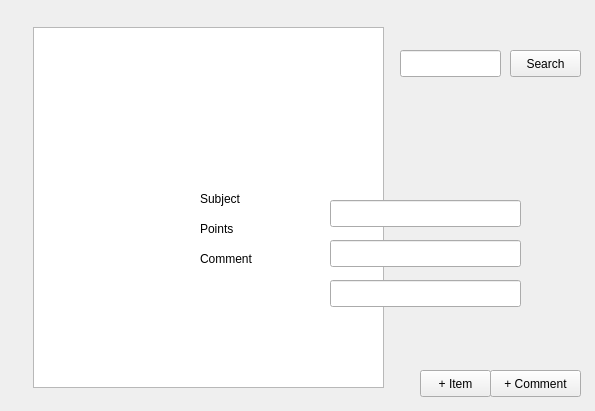
Above: GradingProject/GradingProjectGUI/widget.ui from nax47/Grading-Assistance-App before the change. Below: the same form after it.
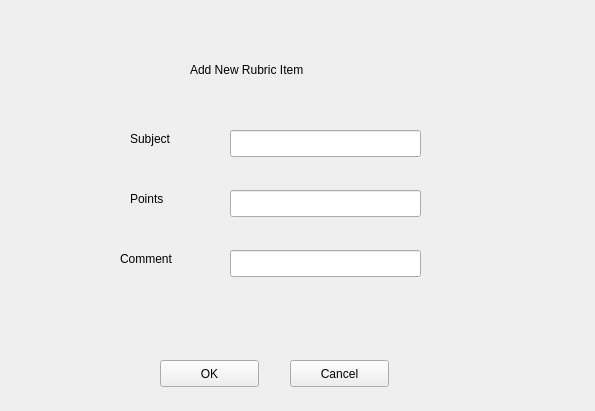
That is the form after the change.

Commit message: Added rubric items to GUI

Diff of the .ui file:
```diff
--- a/GradingProject/GradingProjectGUI/widget.ui
+++ b/GradingProject/GradingProjectGUI/widget.ui
@@ -13,12 +13,25 @@
   <property name="windowTitle">
    <string>Widget</string>
   </property>
+  <widget class="QStackedWidget" name="stackedWidget">
+   <property name="geometry">
+    <rect>
+     <x>0</x>
+     <y>0</y>
+     <width>591</width>
+     <height>411</height>
+    </rect>
+   </property>
+   <property name="currentIndex">
+    <number>1</number>
+   </property>
+   <widget class="QWidget" name="mainWindow">
   <widget class="QLineEdit" name="searchBar">
    <property name="geometry">
     <rect>
-     <x>400</x>
+       <x>370</x>
      <y>50</y>
-     <width>101</width>
+       <width>113</width>
      <height>27</height>
     </rect>
    </property>
@@ -26,9 +39,9 @@
   <widget class="QPushButton" name="searchButton">
    <property name="geometry">
     <rect>
-     <x>510</x>
+       <x>490</x>
      <y>50</y>
-     <width>71</width>
+       <width>99</width>
      <height>27</height>
     </rect>
    </property>
@@ -36,12 +49,12 @@
     <string>Search</string>
    </property>
   </widget>
-  <widget class="QPushButton" name="newItem">
+    <widget class="QPushButton" name="itemButton">
    <property name="geometry">
     <rect>
-     <x>420</x>
-     <y>370</y>
-     <width>71</width>
+       <x>370</x>
+       <y>360</y>
+       <width>99</width>
      <height>27</height>
     </rect>
    </property>
@@ -49,12 +62,12 @@
     <string>+ Item</string>
    </property>
   </widget>
-  <widget class="QPushButton" name="newComment">
+    <widget class="QPushButton" name="commentButton">
    <property name="geometry">
     <rect>
-     <x>490</x>
-     <y>370</y>
-     <width>91</width>
+       <x>480</x>
+       <y>360</y>
+       <width>99</width>
      <height>27</height>
     </rect>
    </property>
@@ -62,34 +75,36 @@
     <string>+ Comment</string>
    </property>
   </widget>
-  <widget class="QTextEdit" name="codeDisp">
+    <widget class="QTextBrowser" name="codeDisp">
    <property name="geometry">
     <rect>
-     <x>33</x>
-     <y>27</y>
-     <width>351</width>
-     <height>361</height>
+       <x>25</x>
+       <y>51</y>
+       <width>321</width>
+       <height>341</height>
     </rect>
    </property>
   </widget>
-  <widget class="QStackedWidget" name="rubricWindow">
+    <widget class="QPushButton" name="openCodeButton">
    <property name="geometry">
     <rect>
-     <x>160</x>
-     <y>150</y>
-     <width>421</width>
-     <height>191</height>
-    </rect>
-   </property>
-   <property name="currentIndex">
-    <number>0</number>
-   </property>
-   <widget class="QWidget" name="page">
-    <widget class="QLabel" name="label">
+       <x>30</x>
+       <y>20</y>
+       <width>121</width>
+       <height>27</height>
+      </rect>
+     </property>
+     <property name="text">
+      <string>Open Code File</string>
+     </property>
+    </widget>
+   </widget>
+   <widget class="QWidget" name="rubricItem">
+    <widget class="QLabel" name="subjectLabel">
      <property name="geometry">
       <rect>
-       <x>40</x>
-       <y>40</y>
+       <x>130</x>
+       <y>130</y>
        <width>67</width>
        <height>17</height>
       </rect>
@@ -98,11 +113,11 @@
       <string>Subject</string>
      </property>
     </widget>
-    <widget class="QLabel" name="label_2">
+    <widget class="QLabel" name="commentLabel">
      <property name="geometry">
       <rect>
-       <x>40</x>
-       <y>100</y>
+       <x>120</x>
+       <y>250</y>
        <width>67</width>
        <height>17</height>
       </rect>
@@ -111,11 +126,11 @@
       <string>Comment</string>
      </property>
     </widget>
-    <widget class="QLabel" name="label_3">
+    <widget class="QLabel" name="pointsLabel">
      <property name="geometry">
       <rect>
-       <x>40</x>
-       <y>70</y>
+       <x>130</x>
+       <y>190</y>
        <width>67</width>
        <height>17</height>
       </rect>
@@ -124,36 +139,75 @@
       <string>Points</string>
      </property>
     </widget>
-    <widget class="QLineEdit" name="lineEdit">
+    <widget class="QLineEdit" name="subjectLine">
      <property name="geometry">
       <rect>
-       <x>170</x>
-       <y>50</y>
-       <width>191</width>
-       <height>27</height>
-      </rect>
-     </property>
-    </widget>
-    <widget class="QLineEdit" name="lineEdit_2">
-     <property name="geometry">
-      <rect>
-       <x>170</x>
-       <y>90</y>
-       <width>191</width>
-       <height>27</height>
-      </rect>
-     </property>
-    </widget>
-    <widget class="QLineEdit" name="lineEdit_3">
-     <property name="geometry">
-      <rect>
-       <x>170</x>
+       <x>230</x>
        <y>130</y>
        <width>191</width>
        <height>27</height>
       </rect>
      </property>
     </widget>
+    <widget class="QLineEdit" name="pointsLine">
+     <property name="geometry">
+      <rect>
+       <x>230</x>
+       <y>190</y>
+       <width>191</width>
+       <height>27</height>
+      </rect>
+     </property>
+    </widget>
+    <widget class="QLineEdit" name="commentLine">
+     <property name="geometry">
+      <rect>
+       <x>230</x>
+       <y>250</y>
+       <width>191</width>
+       <height>27</height>
+      </rect>
+     </property>
+    </widget>
+    <widget class="QPushButton" name="okButton">
+     <property name="geometry">
+      <rect>
+       <x>160</x>
+       <y>360</y>
+       <width>99</width>
+       <height>27</height>
+      </rect>
+     </property>
+     <property name="text">
+      <string>OK</string>
+     </property>
+    </widget>
+    <widget class="QPushButton" name="cancelButton">
+     <property name="geometry">
+      <rect>
+       <x>290</x>
+       <y>360</y>
+       <width>99</width>
+       <height>27</height>
+      </rect>
+     </property>
+     <property name="text">
+      <string>Cancel</string>
+     </property>
+    </widget>
+    <widget class="QLabel" name="newRubricItemLabel">
+     <property name="geometry">
+      <rect>
+       <x>190</x>
+       <y>60</y>
+       <width>171</width>
+       <height>20</height>
+      </rect>
+     </property>
+     <property name="text">
+      <string>Add New Rubric Item</string>
+     </property>
+    </widget>
    </widget>
    <widget class="QWidget" name="page_2"/>
   </widget>
```
Lines whose indentation alone changed are shown as unchanged. The commit also changes 3 other files.
